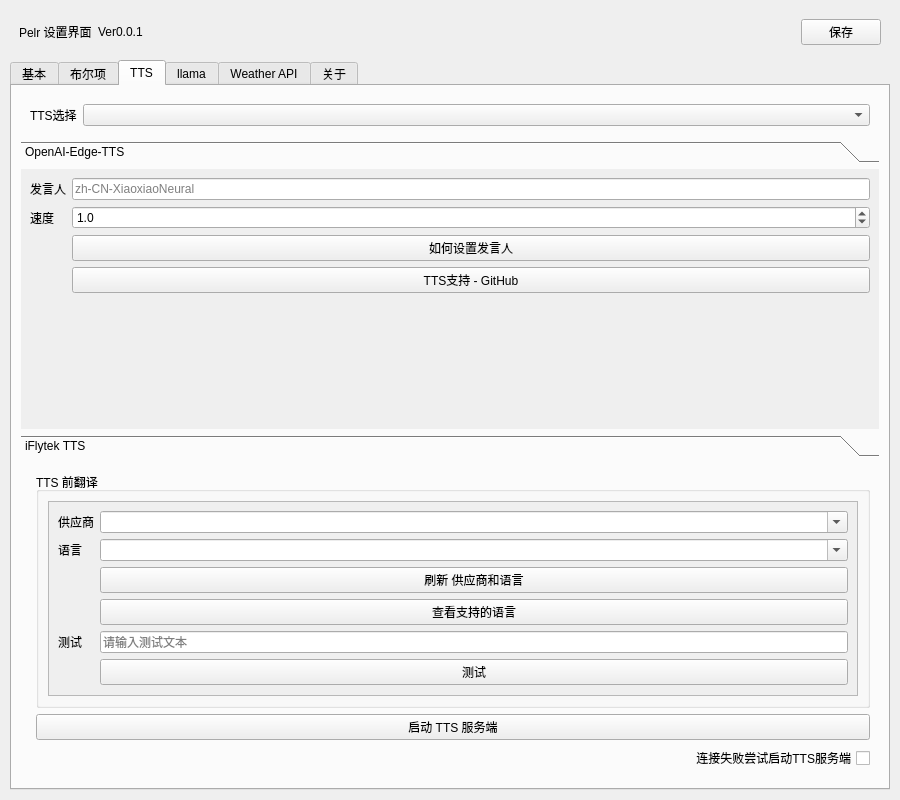
Above: src/ui/setting.ui from csy214-beep/Pelr before the change. Below: the same form after it.
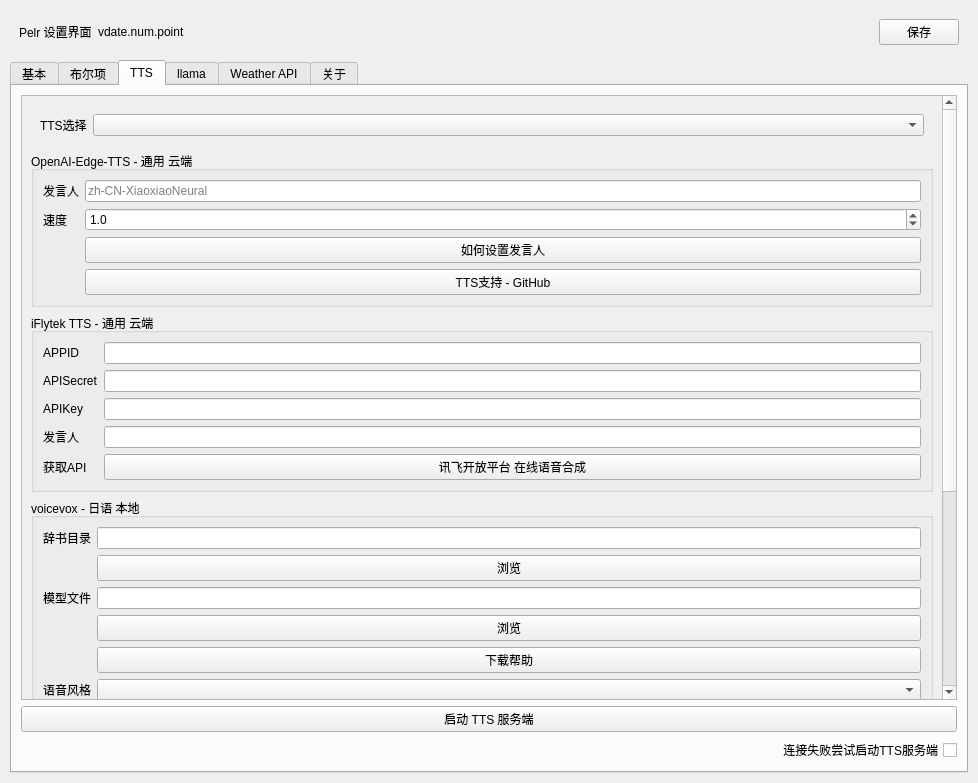
That is the form after the change. The open tabs and pages were chosen to show the change. Icons and pictures are not drawn. Custom widgets are drawn as their Qt base class.

Commit message: feat: voicevox TTS

The edit to the form file:
```diff
--- a/src/ui/setting.ui
+++ b/src/ui/setting.ui
@@ -6,8 +6,8 @@
    <rect>
     <x>0</x>
     <y>0</y>
-    <width>900</width>
-    <height>800</height>
+    <width>978</width>
+    <height>783</height>
    </rect>
   </property>
   <property name="windowTitle">
@@ -48,7 +48,7 @@
       <item>
        <widget class="QLabel" name="label_2">
         <property name="text">
-         <string>Ver0.0.1</string>
+         <string>vdate.num.point</string>
         </property>
        </widget>
       </item>
@@ -451,6 +451,21 @@
       </attribute>
       <layout class="QVBoxLayout" name="verticalLayout_2">
        <item>
+        <widget class="QScrollArea" name="scrollArea_2">
+         <property name="widgetResizable">
+          <bool>true</bool>
+         </property>
+         <widget class="QWidget" name="scrollAreaWidgetContents_2">
+          <property name="geometry">
+           <rect>
+            <x>0</x>
+            <y>0</y>
+            <width>907</width>
+            <height>1020</height>
+           </rect>
+          </property>
+          <layout class="QVBoxLayout" name="verticalLayout_4">
+           <item>
         <widget class="QWidget" name="widget" native="true">
          <layout class="QFormLayout" name="formLayout">
           <item row="0" column="0">
@@ -467,23 +482,11 @@
         </widget>
        </item>
        <item>
-        <widget class="QToolBox" name="toolBox">
-         <property name="currentIndex">
-          <number>1</number>
-         </property>
-         <widget class="QWidget" name="page">
-          <property name="geometry">
-           <rect>
-            <x>0</x>
-            <y>0</y>
-            <width>227</width>
-            <height>154</height>
-           </rect>
-          </property>
-          <attribute name="label">
-           <string>OpenAI-Edge-TTS</string>
-          </attribute>
-          <layout class="QFormLayout" name="formLayout_3">
+            <widget class="QGroupBox" name="groupBox_2">
+             <property name="title">
+              <string>OpenAI-Edge-TTS - 通用 云端</string>
+             </property>
+             <layout class="QFormLayout" name="formLayout_7">
            <item row="0" column="0">
             <widget class="QLabel" name="label_27">
              <property name="text">
@@ -546,34 +549,15 @@
              </property>
             </widget>
            </item>
-           <item row="4" column="1">
-            <spacer name="verticalSpacer">
-             <property name="orientation">
-              <enum>Qt::Vertical</enum>
-             </property>
-             <property name="sizeHint" stdset="0">
-              <size>
-               <width>20</width>
-               <height>40</height>
-              </size>
-             </property>
-            </spacer>
-           </item>
-          </layout>
-         </widget>
-         <widget class="QWidget" name="page_2">
-          <property name="geometry">
-           <rect>
-            <x>0</x>
-            <y>0</y>
-            <width>852</width>
-            <height>210</height>
-           </rect>
-          </property>
-          <attribute name="label">
-           <string>iFlytek TTS</string>
-          </attribute>
-          <layout class="QFormLayout" name="formLayout_2">
+             </layout>
+            </widget>
+           </item>
+           <item>
+            <widget class="QGroupBox" name="groupBox_3">
+             <property name="title">
+              <string>iFlytek TTS - 通用 云端</string>
+             </property>
+             <layout class="QFormLayout" name="formLayout_8">
            <item row="0" column="0">
             <widget class="QLabel" name="label_10">
              <property name="text">
@@ -584,7 +568,7 @@
            <item row="0" column="1">
             <widget class="QLineEdit" name="lineEdit_2">
              <property name="echoMode">
-              <enum>QLineEdit::Normal</enum>
+                 <enum>QLineEdit::Password</enum>
              </property>
             </widget>
            </item>
@@ -598,7 +582,7 @@
            <item row="1" column="1">
             <widget class="QLineEdit" name="lineEdit_3">
              <property name="echoMode">
-              <enum>QLineEdit::Normal</enum>
+                 <enum>QLineEdit::Password</enum>
              </property>
             </widget>
            </item>
@@ -612,7 +596,7 @@
            <item row="2" column="1">
             <widget class="QLineEdit" name="lineEdit_4">
              <property name="echoMode">
-              <enum>QLineEdit::Normal</enum>
+                 <enum>QLineEdit::Password</enum>
              </property>
             </widget>
            </item>
@@ -646,42 +630,127 @@
            </item>
           </layout>
          </widget>
-        </widget>
        </item>
        <item>
-        <widget class="QWidget" name="widget_4" native="true">
-         <layout class="QFormLayout" name="formLayout_5">
-          <item row="3" column="1">
-           <widget class="QCheckBox" name="checkBox_13">
-            <property name="layoutDirection">
-             <enum>Qt::RightToLeft</enum>
-            </property>
+            <widget class="QGroupBox" name="groupBox_4">
+             <property name="enabled">
+              <bool>true</bool>
+             </property>
+             <property name="title">
+              <string>voicevox - 日语 本地</string>
+             </property>
+             <layout class="QFormLayout" name="formLayout_2">
+              <item row="0" column="0">
+               <widget class="QLabel" name="label_41">
             <property name="text">
-             <string>连接失败尝试启动TTS服务端</string>
+                 <string>辞书目录</string>
             </property>
            </widget>
           </item>
+              <item row="0" column="1">
+               <widget class="QLineEdit" name="lineEdit_15"/>
+              </item>
           <item row="1" column="1">
+               <widget class="QPushButton" name="pushButton_24">
+                <property name="text">
+                 <string>浏览</string>
+                </property>
+               </widget>
+              </item>
+              <item row="3" column="0">
+               <widget class="QLabel" name="label_42">
+                <property name="text">
+                 <string>模型文件</string>
+                </property>
+               </widget>
+              </item>
+              <item row="3" column="1">
+               <widget class="QLineEdit" name="lineEdit_16"/>
+              </item>
+              <item row="4" column="1">
+               <widget class="QPushButton" name="pushButton_25">
+                <property name="text">
+                 <string>浏览</string>
+                </property>
+               </widget>
+              </item>
+              <item row="7" column="1">
+               <widget class="QComboBox" name="comboBox_6"/>
+              </item>
+              <item row="7" column="0">
+               <widget class="QLabel" name="label_43">
+                <property name="text">
+                 <string>语音风格</string>
+                </property>
+               </widget>
+              </item>
+              <item row="8" column="1">
+               <widget class="QDoubleSpinBox" name="doubleSpinBox_2">
+                <property name="decimals">
+                 <number>1</number>
+                </property>
+                <property name="minimum">
+                 <double>0.500000000000000</double>
+                </property>
+                <property name="maximum">
+                 <double>2.000000000000000</double>
+                </property>
+                <property name="singleStep">
+                 <double>0.100000000000000</double>
+                </property>
+                <property name="value">
+                 <double>1.000000000000000</double>
+                </property>
+               </widget>
+              </item>
+              <item row="8" column="0">
+               <widget class="QLabel" name="label_44">
+                <property name="text">
+                 <string>语速</string>
+                </property>
+               </widget>
+              </item>
+              <item row="9" column="1">
+               <widget class="QPushButton" name="pushButton_26">
+                <property name="text">
+                 <string>测试</string>
+                </property>
+               </widget>
+              </item>
+              <item row="9" column="0">
+               <widget class="QLabel" name="label_45">
+                <property name="text">
+                 <string>测试</string>
+                </property>
+               </widget>
+              </item>
+              <item row="5" column="1">
+               <widget class="QPushButton" name="pushButton_27">
+                <property name="text">
+                 <string>下载帮助</string>
+                </property>
+                <property name="icon">
+                 <iconset resource="../../Resource.qrc">
+                  <normaloff>:/public/IconaMoon/Interface/Link External - 24x24.png</normaloff>:/public/IconaMoon/Interface/Link External - 24x24.png</iconset>
+                </property>
+               </widget>
+              </item>
+             </layout>
+            </widget>
+           </item>
+           <item>
            <widget class="QGroupBox" name="groupBox">
             <property name="title">
-             <string>TTS 前翻译</string>
-            </property>
-            <layout class="QHBoxLayout" name="horizontalLayout_4">
-             <item>
-              <widget class="QScrollArea" name="scrollArea">
-               <property name="widgetResizable">
-                <bool>true</bool>
-               </property>
-               <widget class="QWidget" name="scrollAreaWidgetContents">
-                <property name="geometry">
-                 <rect>
-                  <x>0</x>
-                  <y>0</y>
-                  <width>776</width>
-                  <height>216</height>
-                 </rect>
-                </property>
-                <layout class="QFormLayout" name="formLayout_6">
+              <string>TTS 前翻译 - 通用 云端</string>
+             </property>
+             <layout class="QFormLayout" name="formLayout_3">
+              <item row="1" column="0">
+               <widget class="QLabel" name="label_39">
+                <property name="text">
+                 <string>语言</string>
+                </property>
+               </widget>
+              </item>
                  <item row="0" column="0">
                   <widget class="QLabel" name="label_38">
                    <property name="text">
@@ -696,14 +765,7 @@
                    </property>
                   </widget>
                  </item>
-                 <item row="2" column="0">
-                  <widget class="QLabel" name="label_39">
-                   <property name="text">
-                    <string>语言</string>
-                   </property>
-                  </widget>
-                 </item>
-                 <item row="2" column="1">
+              <item row="1" column="1">
                   <widget class="QComboBox" name="comboBox_5">
                    <property name="editable">
                     <bool>true</bool>
@@ -721,21 +783,7 @@
                    </property>
                   </widget>
                  </item>
-                 <item row="5" column="0">
-                  <widget class="QLabel" name="label_40">
-                   <property name="text">
-                    <string>测试</string>
-                   </property>
-                  </widget>
-                 </item>
-                 <item row="5" column="1">
-                  <widget class="QLineEdit" name="lineEdit_14">
-                   <property name="placeholderText">
-                    <string>请输入测试文本</string>
-                   </property>
-                  </widget>
-                 </item>
-                 <item row="6" column="1">
+              <item row="10" column="1">
                   <widget class="QPushButton" name="pushButton_23">
                    <property name="text">
                     <string>测试</string>
@@ -746,6 +794,20 @@
                    </property>
                   </widget>
                  </item>
+              <item row="8" column="1">
+               <widget class="QLineEdit" name="lineEdit_14">
+                <property name="placeholderText">
+                 <string>请输入测试文本</string>
+                </property>
+               </widget>
+              </item>
+              <item row="8" column="0">
+               <widget class="QLabel" name="label_40">
+                <property name="text">
+                 <string>测试</string>
+                </property>
+               </widget>
+              </item>
                  <item row="3" column="1">
                   <widget class="QPushButton" name="pushButton_21">
                    <property name="text">
@@ -759,12 +821,12 @@
                  </item>
                 </layout>
                </widget>
-              </widget>
              </item>
             </layout>
            </widget>
-          </item>
-          <item row="2" column="1">
+        </widget>
+       </item>
+       <item>
            <widget class="QPushButton" name="pushButton_14">
             <property name="text">
              <string>启动 TTS 服务端</string>
@@ -775,7 +837,14 @@
             </property>
            </widget>
           </item>
-         </layout>
+       <item>
+        <widget class="QCheckBox" name="checkBox_13">
+         <property name="layoutDirection">
+          <enum>Qt::RightToLeft</enum>
+         </property>
+         <property name="text">
+          <string>连接失败尝试启动TTS服务端</string>
+         </property>
         </widget>
        </item>
       </layout>
```
Left out of the diff: 232 changed lines with no effect on the pictures. Lines whose indentation alone changed are shown as unchanged. The commit also changes 19 other files.
